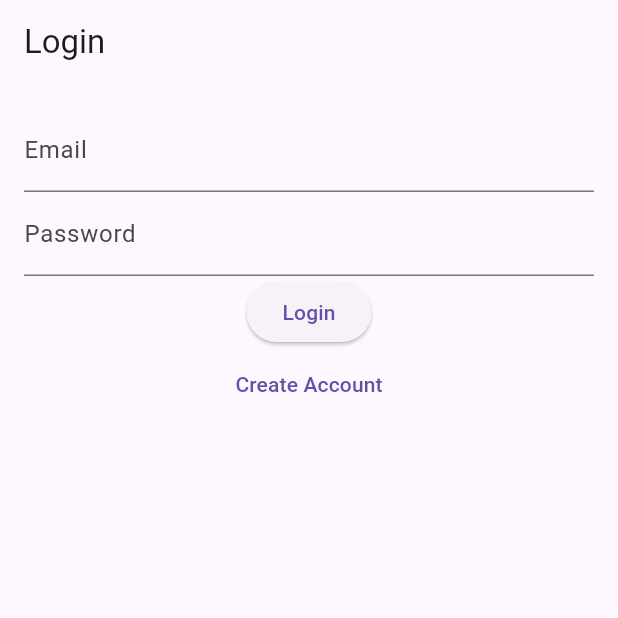
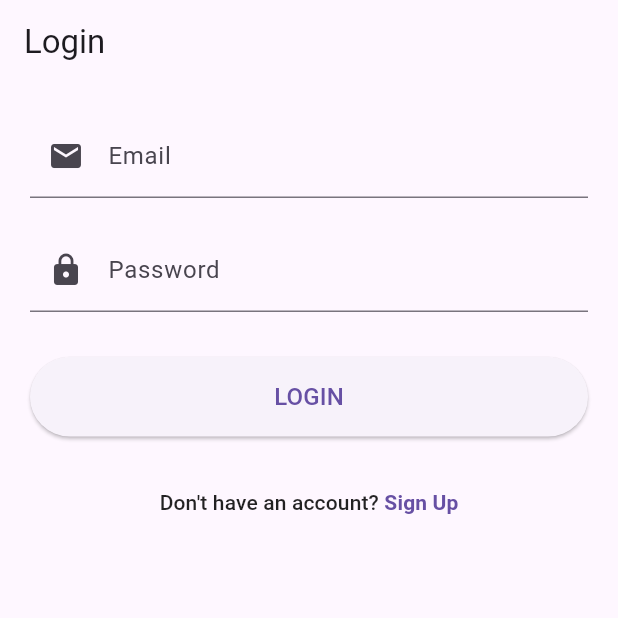
Before and after one commit to Soham-Mhatre/MAD, a Flutter app: the screen it shows after launch, on a phone screen of 412 x 824 dp, the top half of it. Run offline on Flutter 3.47's test engine with Material 3 defaults, Android fonts, the phone set to English and light mode, and no system bars; our stand-ins replace cloud_firestore, firebase_auth, firebase_core; accounts and stored records are empty.

Commit message:
login page fixed

```diff
--- a/lib/screens/login_screen.dart
+++ b/lib/screens/login_screen.dart
@@ -1,8 +1,12 @@
 import 'package:flutter/material.dart';
+import 'package:firebase_auth/firebase_auth.dart';
 import 'package:provider/provider.dart';
 import '../auth/auth_services.dart';
+import 'signup_screen.dart';
 
 class LoginScreen extends StatefulWidget {
+  const LoginScreen({super.key});
+
   @override
   _LoginScreenState createState() => _LoginScreenState();
 }
@@ -11,49 +15,171 @@ class _LoginScreenState extends State<LoginScreen> {
   final _formKey = GlobalKey<FormState>();
   final _emailController = TextEditingController();
   final _passwordController = TextEditingController();
+  String? _errorMessage;
+  bool _isLoading = false;
+
+  @override
+  void dispose() {
+    _emailController.dispose();
+    _passwordController.dispose();
+    super.dispose();
+  }
 
   @override
   Widget build(BuildContext context) {
     final authService = Provider.of<AuthService>(context);
 
     return Scaffold(
-      appBar: AppBar(title: Text('Login')),
-      body: Padding(
-        padding: EdgeInsets.all(16),
+      appBar: AppBar(
+        title: const Text('Login'),
+        automaticallyImplyLeading: false,
+      ),
+      body: SingleChildScrollView(
+        child: Padding(
+          padding: const EdgeInsets.all(20.0),
           child: Form(
             key: _formKey,
             child: Column(
+              crossAxisAlignment: CrossAxisAlignment.stretch,
               children: [
                 TextFormField(
                   controller: _emailController,
-                decoration: InputDecoration(labelText: 'Email'),
-                validator: (value) => value!.contains('@') ? null : 'Invalid email',
+                  decoration: const InputDecoration(
+                    labelText: 'Email',
+                    prefixIcon: Icon(Icons.email),
                   ),
+                  keyboardType: TextInputType.emailAddress,
+                  validator: (value) {
+                    if (value == null || value.isEmpty) {
+                      return 'Please enter your email';
+                    }
+                    if (!RegExp(r'^[\w-\.]+@([\w-]+\.)+[\w-]{2,4}$')
+                        .hasMatch(value)) {
+                      return 'Please enter a valid email';
+                    }
+                    return null;
+                  },
+                ),
+                const SizedBox(height: 20),
                 TextFormField(
                   controller: _passwordController,
-                decoration: InputDecoration(labelText: 'Password'),
                   obscureText: true,
-                validator: (value) => value!.length >= 6 ? null : 'Password too short',
+                  decoration: const InputDecoration(
+                    labelText: 'Password',
+                    prefixIcon: Icon(Icons.lock),
+                  ),
+                  validator: (value) {
+                    if (value == null || value.isEmpty) {
+                      return 'Please enter your password';
+                    }
+                    if (value.length < 6) {
+                      return 'Password must be at least 6 characters';
+                    }
+                    return null;
+                  },
+                ),
+                const SizedBox(height: 30),
+                if (_errorMessage != null)
+                  Padding(
+                    padding: const EdgeInsets.only(bottom: 15),
+                    child: Text(
+                      _errorMessage!,
+                      style: const TextStyle(
+                        color: Colors.red,
+                        fontSize: 16,
+                      ),
+                      textAlign: TextAlign.center,
+                    ),
                   ),
                 ElevatedButton(
-                child: Text('Login'),
-                onPressed: () async {
-                  if (_formKey.currentState!.validate()) {
-                    await authService.signIn(
-                      _emailController.text,
-                      _passwordController.text,
-                    );
-                  }
-                },
+                  onPressed: _isLoading ? null : () => _login(authService),
+                  style: ElevatedButton.styleFrom(
+                    padding: const EdgeInsets.symmetric(vertical: 15),
                   ),
+                  child: _isLoading
+                      ? const SizedBox(
+                    height: 20,
+                    width: 20,
+                    child: CircularProgressIndicator(
+                      strokeWidth: 2,
+                      color: Colors.white,
+                    ),
+                  )
+                      : const Text(
+                    'LOGIN',
+                    style: TextStyle(fontSize: 16),
+                  ),
+                ),
+                const SizedBox(height: 20),
                 TextButton(
-                child: Text('Create Account'),
                   onPressed: () => Navigator.pushNamed(context, '/signup'),
-              )
+                  child: Text.rich(
+                    TextSpan(
+                      text: 'Don\'t have an account? ',
+                      style: const TextStyle(color: Colors.black87),
+                      children: [
+                        TextSpan(
+                          text: 'Sign Up',
+                          style: TextStyle(
+                            color: Theme.of(context).primaryColor,
+                            fontWeight: FontWeight.bold,
+                          ),
+                        ),
                       ],
+                    ),
+                  ),
+                ),
+              ],
+            ),
           ),
         ),
       ),
     );
   }
+
+  Future<void> _login(AuthService authService) async {
+    if (_formKey.currentState!.validate()) {
+      setState(() {
+        _isLoading = true;
+        _errorMessage = null;
+      });
+
+      try {
+        await authService.signIn(
+          _emailController.text.trim(),
+          _passwordController.text.trim(),
+        );
+        if (mounted) {
+          Navigator.pushReplacementNamed(context, '/dashboard');
         }
+      } on FirebaseAuthException catch (e) {
+        setState(() {
+          _errorMessage = _getErrorMessage(e.code);
+        });
+      } catch (e) {
+        setState(() {
+          _errorMessage = 'Login failed. Please try again.';
+        });
+      } finally {
+        if (mounted) {
+          setState(() => _isLoading = false);
+        }
+      }
+    }
+  }
+
+  String _getErrorMessage(String code) {
+    switch (code) {
+      case 'user-not-found':
+        return 'No account found for this email';
+      case 'wrong-password':
+        return 'Incorrect password';
+      case 'too-many-requests':
+        return 'Too many attempts. Try again later';
+      case 'network-request-failed':
+        return 'Network error. Check your internet connection';
+      default:
+        return 'Login failed. Please try again.';
+    }
+  }
+}
```
Also changed, not shown: lib/auth/auth_services.dart (+21 -3 lines). Lines whose indentation alone changed are shown as unchanged.
